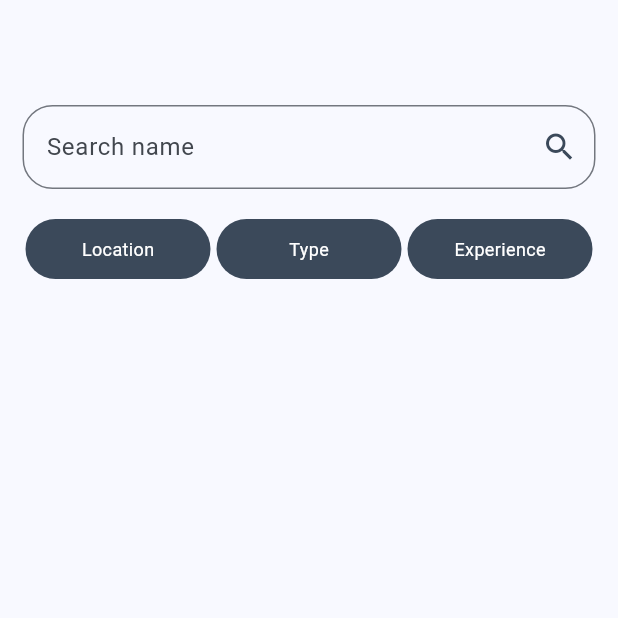
After one commit to rohitbaing08/Nyayak, a Flutter app: the SearchView screen opened directly, on a phone screen of 412 x 824 dp, the top half of it. The commit adds this screen. Run offline on Flutter 3.47's test engine with Material 3 defaults, Android fonts, the phone set to English and light mode, and no system bars; our stand-ins replace cloud_firestore, firebase_auth, firebase_core, flutter_chat_types, flutter_chat_ui, go_router; accounts and stored records are empty.

Commit message:
Search added

```diff
--- /dev/null
+++ b/lib/view/components/search_filter.dart
@@ -0,0 +1,30 @@
+import 'package:flutter/material.dart';
+
+class SearchFilter extends StatelessWidget {
+  final String title;
+  const SearchFilter({super.key, required this.title});
+
+  @override
+  Widget build(BuildContext context) {
+    return Flexible(
+      fit: FlexFit.tight,
+      child: Container(
+        margin: const EdgeInsets.symmetric(horizontal: 2.0),
+        height: 40,
+        decoration: BoxDecoration(
+          borderRadius: BorderRadius.circular(20),
+          color: const Color(0xFF3B495A),
+        ),
+        child: Center(
+          child: Text(
+            title,
+            style: const TextStyle(
+              color: Colors.white,
+              fontSize: 12,
+            ),
+          ),
+        ),
+      ),
+    );
+  }
+}
--- a/lib/view/screens/bottom_nav.dart
+++ b/lib/view/screens/bottom_nav.dart
@@ -1,7 +1,8 @@
 import 'package:flutter/material.dart';
 import 'package:nyayak/view/screens/community/community_view.dart';
 import 'package:nyayak/view/screens/home_view.dart';
-import 'package:nyayak/view/screens/lawyar_profile.dart';
+import 'package:nyayak/view/screens/search_view.dart';
+import 'package:nyayak/view/screens/user_profile_view.dart';
 
 class BottomNavBar extends StatefulWidget {
   const BottomNavBar({super.key});
@@ -14,8 +15,9 @@ class _BottomNavBarState extends State<BottomNavBar> {
   int _currentIndex = 0;
   final screens = [
     const HomeView(),
+    const SearchView(),
     const CommunityPostView(),
-    const LawyerProfile()
+    const ProfileView()
   ];
 
   @override
@@ -27,6 +29,7 @@ class _BottomNavBarState extends State<BottomNavBar> {
         currentIndex: _currentIndex,
         items: const [
           BottomNavigationBarItem(icon: Icon(Icons.home), label: 'Home'),
+          BottomNavigationBarItem(icon: Icon(Icons.search), label: 'Search'),
           BottomNavigationBarItem(icon: Icon(Icons.people), label: 'Community'),
           BottomNavigationBarItem(icon: Icon(Icons.person), label: 'Profile'),
         ],
--- /dev/null
+++ b/lib/view/screens/search_view.dart
@@ -0,0 +1,93 @@
+import 'package:flutter/material.dart';
+import 'package:nyayak/res/colors.dart';
+import 'package:nyayak/view/components/search_card.dart';
+import 'package:nyayak/view/components/search_filter.dart';
+import 'package:nyayak/view_model/home_view_model.dart';
+import 'package:provider/provider.dart';
+
+class SearchView extends StatefulWidget {
+  const SearchView({super.key});
+
+  @override
+  State<SearchView> createState() => _SearchViewState();
+}
+
+class _SearchViewState extends State<SearchView> {
+  String searchedName = '';
+  List displayList = [];
+  @override
+  Widget build(BuildContext context) {
+    return Consumer<HomeViewModel>(
+      builder: (context, value, child) => Scaffold(
+          body: SingleChildScrollView(
+        child: Padding(
+          padding: const EdgeInsets.symmetric(horizontal: 15),
+          child: Column(
+            children: [
+              const SizedBox(
+                height: 70,
+              ),
+              TextFormField(
+                onChanged: (val) {
+                  print(val);
+                  value.editList(val);
+                },
+                decoration: InputDecoration(
+                  suffixIcon: Icon(
+                    Icons.search,
+                    color: LightAppColors().seedColor,
+                  ),
+                  hintText: 'Search name',
+                  focusedBorder: OutlineInputBorder(
+                    borderRadius: const BorderRadius.all(Radius.circular(20.0)),
+                    borderSide: BorderSide(
+                        color: LightAppColors().seedColor, width: 0.5),
+                  ),
+                  border: OutlineInputBorder(
+                    borderRadius: const BorderRadius.all(Radius.circular(20.0)),
+                    borderSide: BorderSide(
+                        color: LightAppColors().seedColor, width: 0.5),
+                  ),
+                ),
+              ),
+              const SizedBox(
+                height: 20,
+              ),
+              const Row(
+                mainAxisAlignment: MainAxisAlignment.spaceEvenly,
+                children: [
+                  SearchFilter(title: 'Location'),
+                  SearchFilter(title: 'Type'),
+                  SearchFilter(title: 'Experience'),
+                ],
+              ),
+              const SizedBox(
+                height: 20,
+              ),
+              SizedBox(
+                height: 500,
+                width: double.infinity,
+                child: FutureBuilder(
+                  future: value.fetchLawyers(),
+                  builder: (context, snapshot) {
+                    if (snapshot.connectionState == ConnectionState.waiting) {
+                      return const Center(child: CircularProgressIndicator());
+                    } else {
+                      return ListView.builder(
+                        itemCount: value.displayList.length,
+                        itemBuilder: (context, index) {
+                          return SearchCard(
+                              name: value.displayList[index].name);
+                        },
+                      );
+                    }
+                  },
+                ),
+              ),
+            ],
+          ),
+        ),
+      )),
+    );
+  }
+}
```
Also changed, not shown: lib/view/components/search_card.dart (added, +63 -0 lines), lib/view/screens/home_view.dart (+0 -21 lines), lib/view/screens/user_profile_view.dart (added, +238 -0 lines), lib/view_model/home_view_model.dart (+27 -1 lines).
